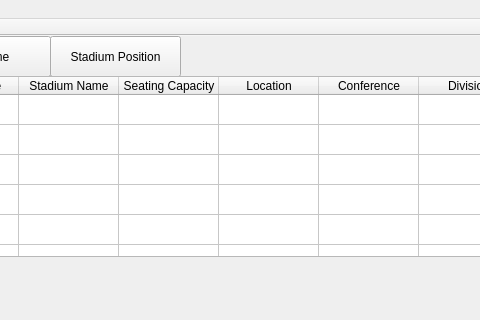
Before: the Qt Designer form mainwindow.ui in Ling2251/CS1C-NFL_Porject, drawn with Qt 5; both pictures show x 250 to 730 and y 0 to 320 of the 1328 by 874 pixel window.
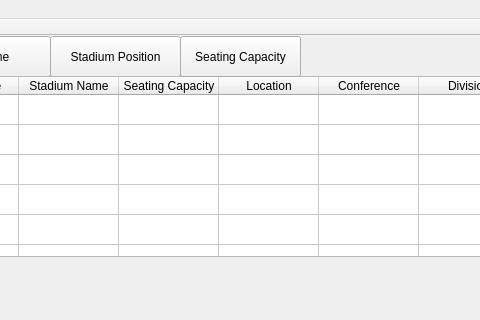
After: the same form once the commit is applied. Icons and pictures are not drawn.

Commit message: add seating capacity in to mainwindow.ui

The edit to the form file:
```diff
--- a/mainwindow.ui
+++ b/mainwindow.ui
@@ -675,6 +675,19 @@
      </property>
     </item>
    </widget>
+   <widget class="QPushButton" name="pushButton">
+    <property name="geometry">
+     <rect>
+      <x>430</x>
+      <y>0</y>
+      <width>121</width>
+      <height>41</height>
+     </rect>
+    </property>
+    <property name="text">
+     <string>Seating Capacity</string>
+    </property>
+   </widget>
   </widget>
   <widget class="QStatusBar" name="statusbar"/>
   <widget class="QMenuBar" name="menuBar">
```
The commit also changes 2 other files.
